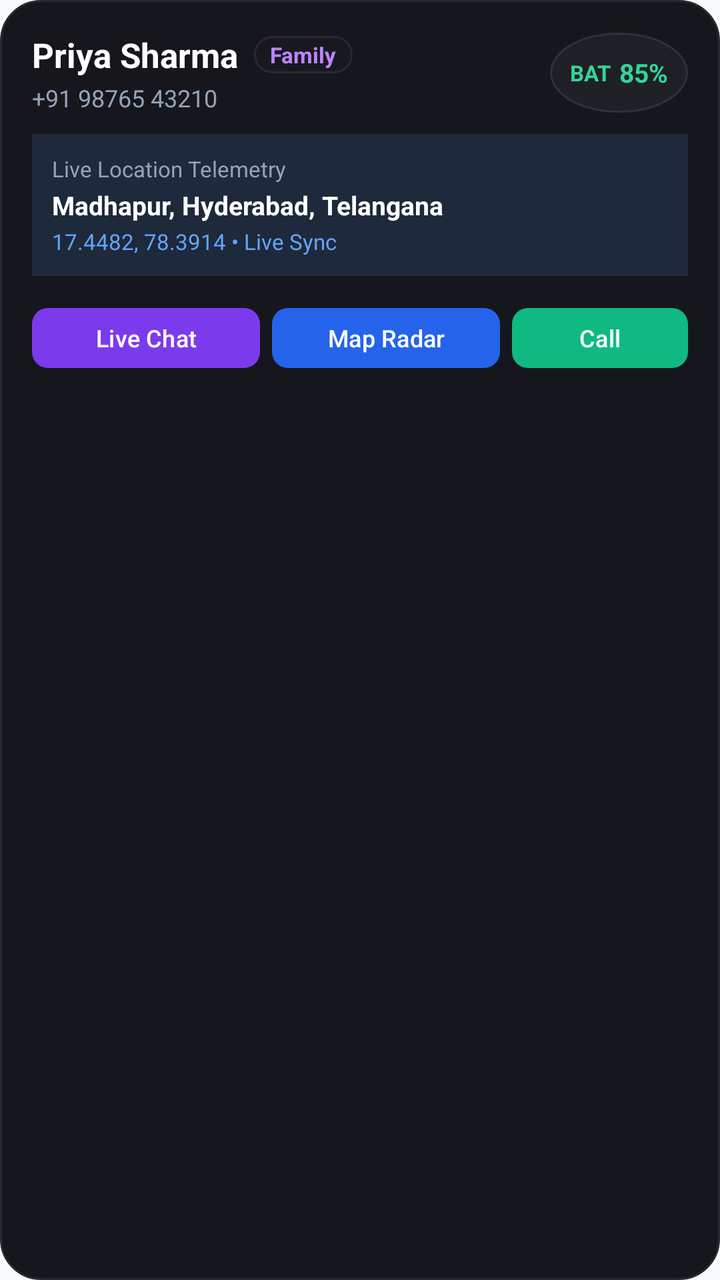
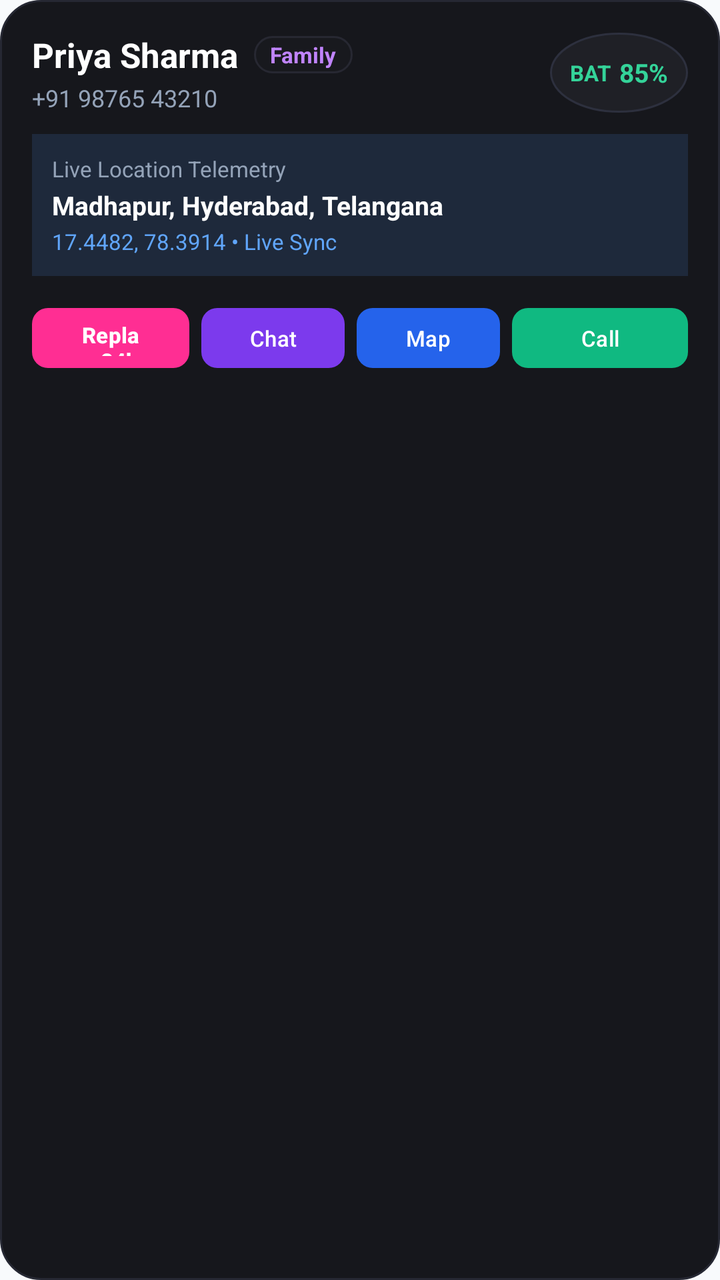

The first picture is an Android layout as it rendered before a commit; the second is the same layout after the commit. The layout source and the unified diff follow.
<!-- AndroidManifest.xml: application theme Theme.SheGuard -->
<!-- res/layout/item_guardian_ward_card.xml -->
<?xml version="1.0" encoding="utf-8"?>
<LinearLayout xmlns:android="http://schemas.android.com/apk/res/android"
    xmlns:app="http://schemas.android.com/apk/res-auto"
    android:layout_width="match_parent"
    android:layout_height="wrap_content"
    android:orientation="vertical"
    android:background="@drawable/bg_card_safety_dark"
    android:padding="16dp"
    android:layout_marginBottom="12dp">

    
    <LinearLayout
        android:layout_width="match_parent"
        android:layout_height="wrap_content"
        android:orientation="horizontal"
        android:gravity="center_vertical">

        <LinearLayout
            android:layout_width="0dp"
            android:layout_height="wrap_content"
            android:layout_weight="1"
            android:orientation="vertical">

            <LinearLayout
                android:layout_width="wrap_content"
                android:layout_height="wrap_content"
                android:orientation="horizontal"
                android:gravity="center_vertical">

                <TextView
                    android:id="@+id/tv_ward_name"
                    android:layout_width="wrap_content"
                    android:layout_height="wrap_content"
                    android:text="Priya Sharma"
                    android:textColor="#FFFFFF"
                    android:textSize="17sp"
                    android:textStyle="bold" />

                <TextView
                    android:id="@+id/tv_ward_relationship"
                    android:layout_width="wrap_content"
                    android:layout_height="wrap_content"
                    android:layout_marginStart="8dp"
                    android:background="@drawable/bg_monogram_badge"
                    android:paddingStart="8dp"
                    android:paddingEnd="8dp"
                    android:paddingTop="2dp"
                    android:paddingBottom="2dp"
                    android:text="Family"
                    android:textColor="#C084FC"
                    android:textSize="11sp"
                    android:textStyle="bold" />
            </LinearLayout>

            <TextView
                android:id="@+id/tv_ward_phone"
                android:layout_width="wrap_content"
                android:layout_height="wrap_content"
                android:layout_marginTop="2dp"
                android:text="+91 98765 43210"
                android:textColor="#94A3B8"
                android:textSize="12sp" />
        </LinearLayout>

        
        <LinearLayout
            android:id="@+id/layout_battery_badge"
            android:layout_width="wrap_content"
            android:layout_height="wrap_content"
            android:orientation="horizontal"
            android:gravity="center_vertical"
            android:background="@drawable/bg_circle_info"
            android:paddingStart="10dp"
            android:paddingEnd="10dp"
            android:paddingTop="4dp"
            android:paddingBottom="4dp">

            <TextView
                android:id="@+id/tv_battery_icon"
                android:layout_width="wrap_content"
                android:layout_height="wrap_content"
                android:text="BAT"
                android:textColor="#34D399"
                android:textSize="11sp"
                android:textStyle="bold" />

            <TextView
                android:id="@+id/tv_ward_battery"
                android:layout_width="wrap_content"
                android:layout_height="wrap_content"
                android:layout_marginStart="4dp"
                android:text="85%"
                android:textColor="#34D399"
                android:textSize="13sp"
                android:textStyle="bold" />
        </LinearLayout>
    </LinearLayout>

    
    <LinearLayout
        android:id="@+id/layout_ward_sos_banner"
        android:layout_width="match_parent"
        android:layout_height="wrap_content"
        android:background="#3B0808"
        android:padding="8dp"
        android:layout_marginTop="10dp"
        android:gravity="center_vertical"
        android:visibility="gone">

        <TextView
            android:layout_width="wrap_content"
            android:layout_height="wrap_content"
            android:text="ACTIVE SOS EMERGENCY BROADCASTED"
            android:textColor="#EF4444"
            android:textSize="12sp"
            android:textStyle="bold" />
    </LinearLayout>

    
    <LinearLayout
        android:layout_width="match_parent"
        android:layout_height="wrap_content"
        android:orientation="vertical"
        android:background="#1E293B"
        android:padding="10dp"
        android:layout_marginTop="10dp">

        <TextView
            android:layout_width="wrap_content"
            android:layout_height="wrap_content"
            android:text="Live Location Telemetry"
            android:textColor="#94A3B8"
            android:textSize="11sp" />

        <TextView
            android:id="@+id/tv_ward_address"
            android:layout_width="wrap_content"
            android:layout_height="wrap_content"
            android:layout_marginTop="2dp"
            android:text="Madhapur, Hyderabad, Telangana"
            android:textColor="#FFFFFF"
            android:textSize="13sp"
            android:textStyle="bold" />

        <TextView
            android:id="@+id/tv_ward_coords"
            android:layout_width="wrap_content"
            android:layout_height="wrap_content"
            android:layout_marginTop="2dp"
            android:text="17.4482, 78.3914 • Live Sync"
            android:textColor="#60A5FA"
            android:textSize="11sp" />
    </LinearLayout>

    
    <LinearLayout
        android:layout_width="match_parent"
        android:layout_height="wrap_content"
        android:orientation="horizontal"
        android:layout_marginTop="12dp"
        android:gravity="center_vertical">

        <com.google.android.material.button.MaterialButton
            android:id="@+id/btn_ward_chat"
            android:layout_width="0dp"
            android:layout_height="38dp"
            android:layout_weight="1"
            android:layout_marginEnd="6dp"
            android:text="Live Chat"
            android:textSize="12sp"
            app:cornerRadius="8dp"
            app:backgroundTint="#7C3AED" />

        <com.google.android.material.button.MaterialButton
            android:id="@+id/btn_ward_map"
            android:layout_width="0dp"
            android:layout_height="38dp"
            android:layout_weight="1"
            android:layout_marginEnd="6dp"
            android:text="Map Radar"
            android:textSize="12sp"
            app:cornerRadius="8dp"
            app:backgroundTint="#2563EB" />

        <com.google.android.material.button.MaterialButton
            android:id="@+id/btn_ward_call"
            android:layout_width="wrap_content"
            android:layout_height="38dp"
            android:text="Call"
            android:textSize="12sp"
            app:cornerRadius="8dp"
            app:backgroundTint="#10B981" />
    </LinearLayout>
</LinearLayout>
<!-- resources referenced by this layout -->
<resources>
  <!-- drawable bg_card_safety_dark (drawable) -->
  <?xml version="1.0" encoding="utf-8"?>
  <shape xmlns:android="http://schemas.android.com/apk/res/android"
      android:shape="rectangle">
      <solid android:color="#16171C" />
      <corners android:radius="20dp" />
      <stroke
          android:width="1dp"
          android:color="#262833" />
  </shape>
  <!-- drawable bg_circle_info (drawable) -->
  <?xml version="1.0" encoding="utf-8"?>
  <shape xmlns:android="http://schemas.android.com/apk/res/android"
      android:shape="oval">
      <solid android:color="#1F2026" />
      <size
          android:width="40dp"
          android:height="40dp" />
      <stroke
          android:width="1dp"
          android:color="#2D303E" />
  </shape>
  <!-- drawable bg_monogram_badge (drawable) -->
  <?xml version="1.0" encoding="utf-8"?>
  <shape xmlns:android="http://schemas.android.com/apk/res/android"
      android:shape="rectangle">
      <solid android:color="#18191E" />
      <corners android:radius="18dp" />
      <stroke
          android:width="1dp"
          android:color="#272832" />
  </shape>
  <style name="Theme.SheGuard" parent="Base.Theme.SheGuard" />
  <style name="Base.Theme.SheGuard" parent="Theme.Material3.DayNight.NoActionBar">
          
          <item name="android:statusBarColor">@android:color/transparent</item>
          <item name="android:windowLightStatusBar">true</item>
  
          
          <item name="android:navigationBarColor">@android:color/transparent</item>
          <item name="android:windowLightNavigationBar">true</item>
  
          
          <item name="colorPrimary">@color/colorPrimary</item>
          <item name="colorPrimaryVariant">@color/colorPrimaryDark</item>
          <item name="colorSecondary">@color/colorAccent</item>
          <item name="android:windowBackground">@color/surface_background</item>
          <item name="colorSurface">@color/surface_card</item>
          <item name="colorOnSurface">@color/textColorPrimary</item>
      </style>
  <color name="colorPrimary">#FF2E93</color>
  <color name="colorPrimaryDark">#D81173</color>
  <color name="colorAccent">#10B981</color>
  <color name="surface_background">#F8FAFC</color>
  <color name="surface_card">#FFFFFF</color>
  <color name="textColorPrimary">#0F172A</color>
</resources>

<!-- the commit's change to res/layout/item_guardian_ward_card.xml (unified diff, before → after) -->
@@ -161,13 +161,25 @@
         android:gravity="center_vertical">
 
         <com.google.android.material.button.MaterialButton
+            android:id="@+id/btn_ward_replay"
+            android:layout_width="0dp"
+            android:layout_height="38dp"
+            android:layout_weight="1.1"
+            android:layout_marginEnd="6dp"
+            android:text="Replay 24h"
+            android:textSize="11sp"
+            android:textStyle="bold"
+            app:cornerRadius="8dp"
+            app:backgroundTint="@color/colorPinkNeon" />
+
+        <com.google.android.material.button.MaterialButton
             android:id="@+id/btn_ward_chat"
             android:layout_width="0dp"
             android:layout_height="38dp"
             android:layout_weight="1"
             android:layout_marginEnd="6dp"
-            android:text="Live Chat"
-            android:textSize="12sp"
+            android:text="Chat"
+            android:textSize="11sp"
             app:cornerRadius="8dp"
             app:backgroundTint="#7C3AED" />
 
@@ -177,8 +189,8 @@
             android:layout_height="38dp"
             android:layout_weight="1"
             android:layout_marginEnd="6dp"
-            android:text="Map Radar"
-            android:textSize="12sp"
+            android:text="Map"
+            android:textSize="11sp"
             app:cornerRadius="8dp"
             app:backgroundTint="#2563EB" />
 
@@ -187,7 +199,7 @@
             android:layout_width="wrap_content"
             android:layout_height="38dp"
             android:text="Call"
-            android:textSize="12sp"
+            android:textSize="11sp"
             app:cornerRadius="8dp"
             app:backgroundTint="#10B981" />
     </LinearLayout>
<!-- resource entries referenced after the edit -->
@@ -1,5 +1,6 @@
 <!-- resources referenced by this layout -->
 <resources>
+  <color name="colorPinkNeon">#FF2E93</color>
   <!-- drawable bg_card_safety_dark (drawable) -->
   <?xml version="1.0" encoding="utf-8"?>
   <shape xmlns:android="http://schemas.android.com/apk/res/android"
